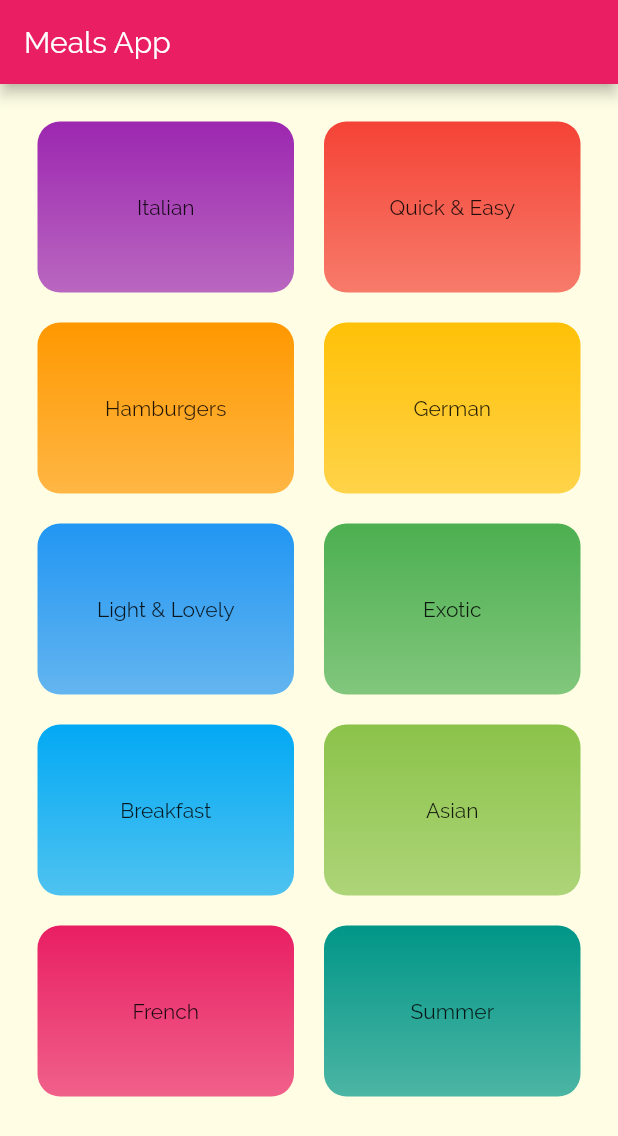
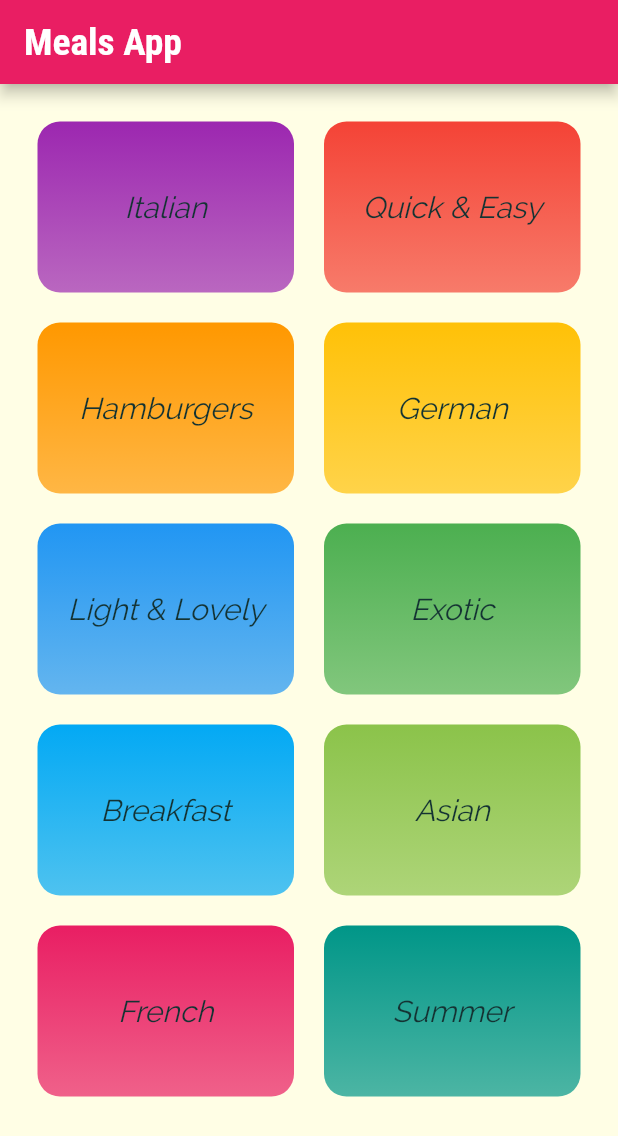
Before and after one commit to Mohamed-Ragab30/meals_app, a Flutter app: the screen it shows after launch, on a phone screen of 412 x 824 dp. Shown: the top 1136 px of the screen. Run offline on Flutter 3.47's test engine with Material 2 defaults, Android fonts, the phone set to English and light mode, and no system bars.

Commit message:
first step

```diff
--- a/lib/categories_screen.dart
+++ b/lib/categories_screen.dart
@@ -7,7 +7,10 @@ class CategoriesScreen extends StatelessWidget {
   Widget build(BuildContext context) {
     return Scaffold(
       appBar: AppBar(
-        title: Text('Meals App'),
+        title: Text(
+          'Meals App',
+          style: Theme.of(context).textTheme.headline6,
+        ),
       ),
       body: GridView(
         padding: const EdgeInsets.all(25),
--- a/lib/main.dart
+++ b/lib/main.dart
@@ -13,6 +13,26 @@ class MyApp extends StatelessWidget {
         accentColor: Colors.lightBlueAccent,
         canvasColor: Color.fromRGBO(255, 254, 229, 1),
         fontFamily: 'Raleway',
+        textTheme: ThemeData.light().textTheme.copyWith(
+              bodyText2: TextStyle(
+                  //fontFamily: 'RobotoCondensed',
+                  fontWeight: FontWeight.normal,
+                  color: Color.fromRGBO(20, 51, 51, 1),
+                  fontSize: 20,
+                  fontStyle: FontStyle.italic),
+              bodyText1: TextStyle(
+                  //fontFamily: 'RobotoCondensed',
+                  fontWeight: FontWeight.normal,
+                  color: Color.fromRGBO(20, 51, 51, 1),
+                  fontSize: 20,
+                  fontStyle: FontStyle.italic),
+              headline6: TextStyle(
+                fontFamily: 'RobotoCondensed',
+                fontSize: 25,
+                color: Colors.white,
+                fontWeight: FontWeight.bold,
+              ),
+            ),
       ),
       home: CategoriesScreen(),
     );
```
